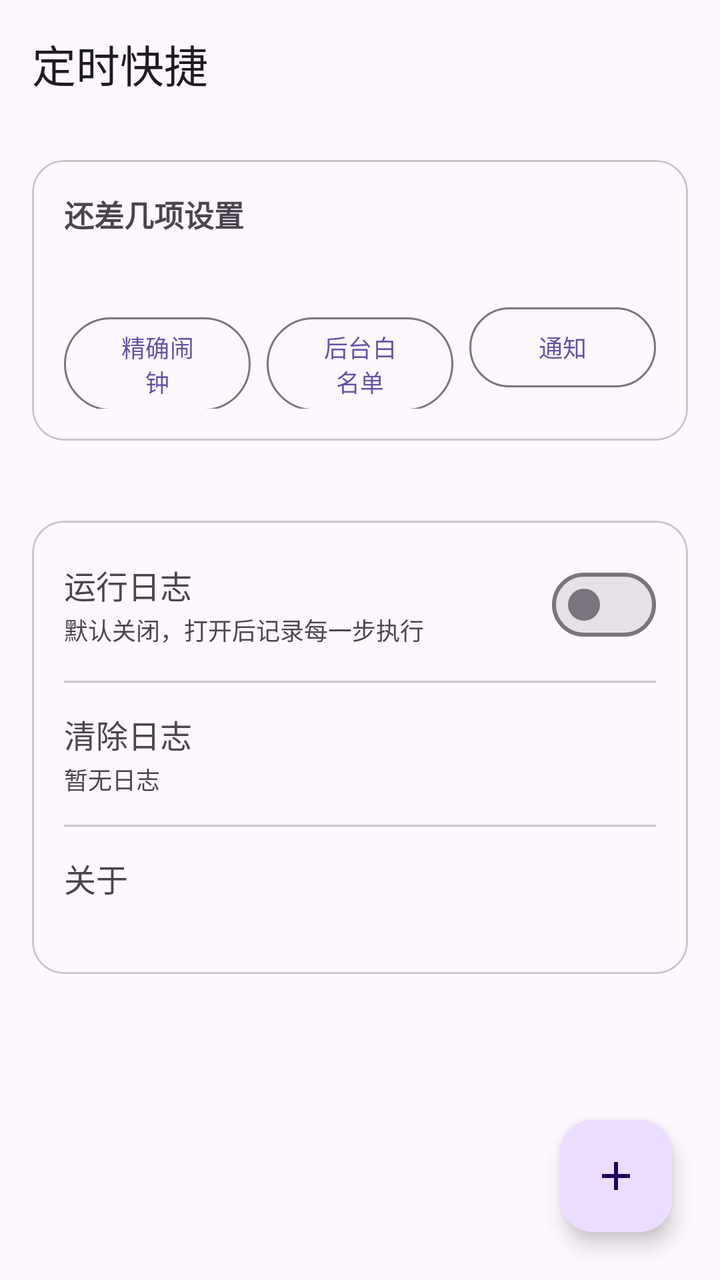
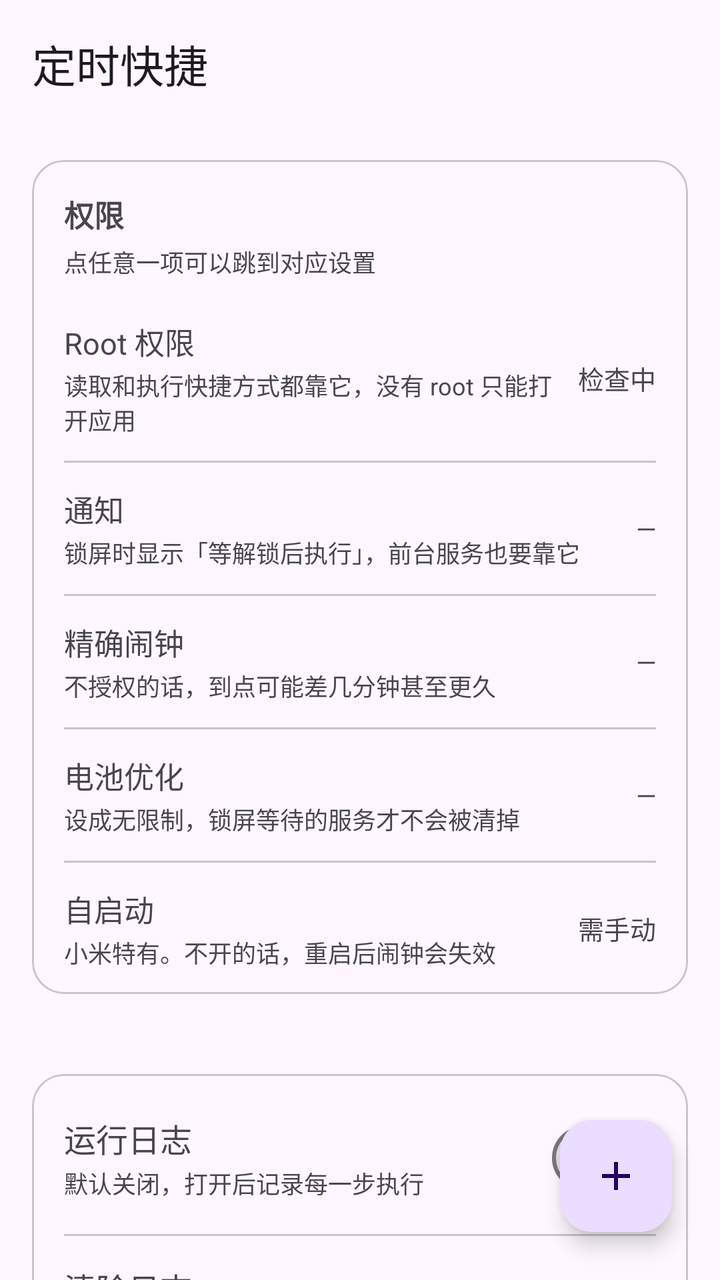

Compare the two renders of this Android layout. The source of the first and the diff that turns it into the second are given below.
<!-- AndroidManifest.xml: application theme Theme.RoutineX -->
<!-- res/layout/activity_main.xml -->
<?xml version="1.0" encoding="utf-8"?>
<androidx.coordinatorlayout.widget.CoordinatorLayout xmlns:android="http://schemas.android.com/apk/res/android"
    xmlns:app="http://schemas.android.com/apk/res-auto"
    android:layout_width="match_parent"
    android:layout_height="match_parent">

    <com.google.android.material.appbar.AppBarLayout
        android:layout_width="match_parent"
        android:layout_height="wrap_content"
        android:fitsSystemWindows="true">

        <com.google.android.material.appbar.MaterialToolbar
            android:id="@+id/toolbar"
            android:layout_width="match_parent"
            android:layout_height="?attr/actionBarSize"
            app:title="@string/app_name" />
    </com.google.android.material.appbar.AppBarLayout>

    <androidx.core.widget.NestedScrollView
        android:layout_width="match_parent"
        android:layout_height="match_parent"
        android:clipToPadding="false"
        app:layout_behavior="@string/appbar_scrolling_view_behavior">

        <LinearLayout
            android:layout_width="match_parent"
            android:layout_height="wrap_content"
            android:orientation="vertical"
            android:padding="16dp">

            <com.google.android.material.card.MaterialCardView
                android:id="@+id/permCard"
                android:layout_width="match_parent"
                android:layout_height="wrap_content"
                android:layout_marginBottom="16dp"
                app:cardCornerRadius="16dp"
                app:cardElevation="0dp"
                app:strokeWidth="1dp">

                <LinearLayout
                    android:layout_width="match_parent"
                    android:layout_height="wrap_content"
                    android:orientation="vertical"
                    android:padding="16dp">

                    <TextView
                        android:layout_width="wrap_content"
                        android:layout_height="wrap_content"
                        android:text="还差几项设置"
                        android:textSize="15sp"
                        android:textStyle="bold" />

                    <TextView
                        android:id="@+id/permText"
                        android:layout_width="match_parent"
                        android:layout_height="wrap_content"
                        android:layout_marginTop="6dp"
                        android:lineSpacingExtra="3dp"
                        android:text=""
                        android:textSize="13sp" />

                    <LinearLayout
                        android:layout_width="match_parent"
                        android:layout_height="wrap_content"
                        android:layout_marginTop="8dp"
                        android:orientation="horizontal">

                        <com.google.android.material.button.MaterialButton
                            android:id="@+id/btnExact"
                            style="@style/Widget.Material3.Button.OutlinedButton"
                            android:layout_width="0dp"
                            android:layout_height="wrap_content"
                            android:layout_weight="1"
                            android:text="精确闹钟"
                            android:textSize="12sp" />

                        <com.google.android.material.button.MaterialButton
                            android:id="@+id/btnBattery"
                            style="@style/Widget.Material3.Button.OutlinedButton"
                            android:layout_width="0dp"
                            android:layout_height="wrap_content"
                            android:layout_weight="1"
                            android:layout_marginStart="8dp"
                            android:text="后台白名单"
                            android:textSize="12sp" />

                        <com.google.android.material.button.MaterialButton
                            android:id="@+id/btnNotif"
                            style="@style/Widget.Material3.Button.OutlinedButton"
                            android:layout_width="0dp"
                            android:layout_height="wrap_content"
                            android:layout_weight="1"
                            android:layout_marginStart="8dp"
                            android:text="通知"
                            android:textSize="12sp" />
                    </LinearLayout>
                </LinearLayout>
            </com.google.android.material.card.MaterialCardView>

            <LinearLayout
                android:id="@+id/listContainer"
                android:layout_width="match_parent"
                android:layout_height="wrap_content"
                android:orientation="vertical" />

            <TextView
                android:id="@+id/emptyTip"
                android:layout_width="match_parent"
                android:layout_height="wrap_content"
                android:gravity="center"
                android:lineSpacingExtra="6dp"
                android:paddingTop="64dp"
                android:paddingBottom="64dp"
                android:text="还没有任务\n点右下角的 + 新建一个"
                android:textSize="14sp"
                android:visibility="gone" />

            <com.google.android.material.card.MaterialCardView
                android:layout_width="match_parent"
                android:layout_height="wrap_content"
                android:layout_marginTop="24dp"
                android:layout_marginBottom="88dp"
                app:cardCornerRadius="16dp"
                app:cardElevation="0dp"
                app:strokeWidth="1dp">

                <LinearLayout
                    android:layout_width="match_parent"
                    android:layout_height="wrap_content"
                    android:orientation="vertical"
                    android:paddingTop="4dp"
                    android:paddingBottom="4dp">

                    <LinearLayout
                        android:id="@+id/rowLog"
                        android:layout_width="match_parent"
                        android:layout_height="wrap_content"
                        android:background="?attr/selectableItemBackground"
                        android:gravity="center_vertical"
                        android:orientation="horizontal"
                        android:paddingStart="16dp"
                        android:paddingTop="14dp"
                        android:paddingEnd="16dp"
                        android:paddingBottom="14dp">

                        <LinearLayout
                            android:layout_width="0dp"
                            android:layout_height="wrap_content"
                            android:layout_weight="1"
                            android:orientation="vertical">

                            <TextView
                                android:layout_width="wrap_content"
                                android:layout_height="wrap_content"
                                android:text="运行日志"
                                android:textSize="16sp" />

                            <TextView
                                android:id="@+id/tvLogSub"
                                android:layout_width="wrap_content"
                                android:layout_height="wrap_content"
                                android:layout_marginTop="2dp"
                                android:text="默认关闭，打开后记录每一步执行"
                                android:textSize="12sp" />
                        </LinearLayout>

                        <com.google.android.material.materialswitch.MaterialSwitch
                            android:id="@+id/swLog"
                            android:layout_width="wrap_content"
                            android:layout_height="wrap_content" />
                    </LinearLayout>

                    <View
                        android:layout_width="match_parent"
                        android:layout_height="1dp"
                        android:layout_marginStart="16dp"
                        android:layout_marginEnd="16dp"
                        android:background="?attr/colorOutlineVariant" />

                    <LinearLayout
                        android:id="@+id/rowClearLog"
                        android:layout_width="match_parent"
                        android:layout_height="wrap_content"
                        android:background="?attr/selectableItemBackground"
                        android:gravity="center_vertical"
                        android:orientation="horizontal"
                        android:paddingStart="16dp"
                        android:paddingTop="14dp"
                        android:paddingEnd="16dp"
                        android:paddingBottom="14dp">

                        <LinearLayout
                            android:layout_width="0dp"
                            android:layout_height="wrap_content"
                            android:layout_weight="1"
                            android:orientation="vertical">

                            <TextView
                                android:layout_width="wrap_content"
                                android:layout_height="wrap_content"
                                android:text="清除日志"
                                android:textSize="16sp" />

                            <TextView
                                android:id="@+id/tvLogSize"
                                android:layout_width="wrap_content"
                                android:layout_height="wrap_content"
                                android:layout_marginTop="2dp"
                                android:text="暂无日志"
                                android:textSize="12sp" />
                        </LinearLayout>
                    </LinearLayout>

                    <View
                        android:layout_width="match_parent"
                        android:layout_height="1dp"
                        android:layout_marginStart="16dp"
                        android:layout_marginEnd="16dp"
                        android:background="?attr/colorOutlineVariant" />

                    <LinearLayout
                        android:id="@+id/rowAbout"
                        android:layout_width="match_parent"
                        android:layout_height="wrap_content"
                        android:background="?attr/selectableItemBackground"
                        android:gravity="center_vertical"
                        android:orientation="horizontal"
                        android:paddingStart="16dp"
                        android:paddingTop="14dp"
                        android:paddingEnd="16dp"
                        android:paddingBottom="14dp">

                        <LinearLayout
                            android:layout_width="0dp"
                            android:layout_height="wrap_content"
                            android:layout_weight="1"
                            android:orientation="vertical">

                            <TextView
                                android:layout_width="wrap_content"
                                android:layout_height="wrap_content"
                                android:text="关于"
                                android:textSize="16sp" />

                            <TextView
                                android:id="@+id/tvAboutSub"
                                android:layout_width="wrap_content"
                                android:layout_height="wrap_content"
                                android:layout_marginTop="2dp"
                                android:text=""
                                android:textSize="12sp" />
                        </LinearLayout>
                    </LinearLayout>
                </LinearLayout>
            </com.google.android.material.card.MaterialCardView>
        </LinearLayout>
    </androidx.core.widget.NestedScrollView>

    <com.google.android.material.floatingactionbutton.FloatingActionButton
        android:id="@+id/fab"
        android:layout_width="wrap_content"
        android:layout_height="wrap_content"
        android:layout_gravity="bottom|end"
        android:layout_margin="24dp"
        android:contentDescription="新建任务"
        android:src="@drawable/ic_add" />

</androidx.coordinatorlayout.widget.CoordinatorLayout>
<!-- resources referenced by this layout -->
<resources>
  <!-- drawable ic_add (drawable) -->
  <?xml version="1.0" encoding="utf-8"?>
  <vector xmlns:android="http://schemas.android.com/apk/res/android"
      android:width="24dp"
      android:height="24dp"
      android:viewportWidth="24"
      android:viewportHeight="24"
      android:tint="?attr/colorOnPrimaryContainer">
      <path
          android:fillColor="#FF000000"
          android:pathData="M19,13h-6v6h-2v-6H5v-2h6V5h2v6h6v2z" />
  </vector>
  <string name="app_name">定时快捷</string>
  <style name="Theme.RoutineX" parent="Theme.Material3.DayNight.NoActionBar">
          <item name="android:statusBarColor">@android:color/transparent</item>
          <item name="android:windowLightStatusBar">true</item>
      </style>
</resources>

<!-- the commit's change to res/layout/activity_main.xml (unified diff, before → after) -->
@@ -40,59 +40,259 @@
                 <LinearLayout
                     android:layout_width="match_parent"
                     android:layout_height="wrap_content"
-                    android:orientation="vertical"
-                    android:padding="16dp">
+                    android:orientation="vertical">
 
                     <TextView
                         android:layout_width="wrap_content"
                         android:layout_height="wrap_content"
-                        android:text="还差几项设置"
+                        android:paddingStart="16dp"
+                        android:paddingTop="16dp"
+                        android:paddingEnd="16dp"
+                        android:text="权限"
                         android:textSize="15sp"
                         android:textStyle="bold" />
 
                     <TextView
-                        android:id="@+id/permText"
-                        android:layout_width="match_parent"
-                        android:layout_height="wrap_content"
-                        android:layout_marginTop="6dp"
-                        android:lineSpacingExtra="3dp"
-                        android:text=""
-                        android:textSize="13sp" />
-
-                    <LinearLayout
-                        android:layout_width="match_parent"
-                        android:layout_height="wrap_content"
-                        android:layout_marginTop="8dp"
-                        android:orientation="horizontal">
-
-                        <com.google.android.material.button.MaterialButton
-                            android:id="@+id/btnExact"
-                            style="@style/Widget.Material3.Button.OutlinedButton"
-                            android:layout_width="0dp"
-                            android:layout_height="wrap_content"
-                            android:layout_weight="1"
-                            android:text="精确闹钟"
-                            android:textSize="12sp" />
-
-                        <com.google.android.material.button.MaterialButton
-                            android:id="@+id/btnBattery"
-                            style="@style/Widget.Material3.Button.OutlinedButton"
-                            android:layout_width="0dp"
-                            android:layout_height="wrap_content"
-                            android:layout_weight="1"
-                            android:layout_marginStart="8dp"
-                            android:text="后台白名单"
-                            android:textSize="12sp" />
-
-                        <com.google.android.material.button.MaterialButton
-                            android:id="@+id/btnNotif"
-                            style="@style/Widget.Material3.Button.OutlinedButton"
-                            android:layout_width="0dp"
-                            android:layout_height="wrap_content"
-                            android:layout_weight="1"
-                            android:layout_marginStart="8dp"
-                            android:text="通知"
-                            android:textSize="12sp" />
+                        android:layout_width="wrap_content"
+                        android:layout_height="wrap_content"
+                        android:paddingStart="16dp"
+                        android:paddingTop="4dp"
+                        android:paddingEnd="16dp"
+                        android:paddingBottom="8dp"
+                        android:text="点任意一项可以跳到对应设置"
+                        android:textSize="12sp" />
+
+                    <LinearLayout
+                        android:id="@+id/rowRoot"
+                        android:layout_width="match_parent"
+                        android:layout_height="wrap_content"
+                        android:background="?attr/selectableItemBackground"
+                        android:gravity="center_vertical"
+                        android:orientation="horizontal"
+                        android:paddingStart="16dp"
+                        android:paddingTop="12dp"
+                        android:paddingEnd="16dp"
+                        android:paddingBottom="12dp">
+
+                        <LinearLayout
+                            android:layout_width="0dp"
+                            android:layout_height="wrap_content"
+                            android:layout_weight="1"
+                            android:orientation="vertical">
+
+                            <TextView
+                                android:layout_width="wrap_content"
+                                android:layout_height="wrap_content"
+                                android:text="Root 权限"
+                                android:textSize="15sp" />
+
+                            <TextView
+                                android:layout_width="wrap_content"
+                                android:layout_height="wrap_content"
+                                android:layout_marginTop="2dp"
+                                android:text="读取和执行快捷方式都靠它，没有 root 只能打开应用"
+                                android:textSize="12sp" />
+                        </LinearLayout>
+
+                        <TextView
+                            android:id="@+id/tvRootState"
+                            android:layout_width="wrap_content"
+                            android:layout_height="wrap_content"
+                            android:layout_marginStart="12dp"
+                            android:text="检查中"
+                            android:textSize="13sp" />
+                    </LinearLayout>
+
+                    <View
+                        android:layout_width="match_parent"
+                        android:layout_height="1dp"
+                        android:layout_marginStart="16dp"
+                        android:layout_marginEnd="16dp"
+                        android:background="?attr/colorOutlineVariant" />
+
+                    <LinearLayout
+                        android:id="@+id/rowNotifPerm"
+                        android:layout_width="match_parent"
+                        android:layout_height="wrap_content"
+                        android:background="?attr/selectableItemBackground"
+                        android:gravity="center_vertical"
+                        android:orientation="horizontal"
+                        android:paddingStart="16dp"
+                        android:paddingTop="12dp"
+                        android:paddingEnd="16dp"
+                        android:paddingBottom="12dp">
+
+                        <LinearLayout
+                            android:layout_width="0dp"
+                            android:layout_height="wrap_content"
+                            android:layout_weight="1"
+                            android:orientation="vertical">
+
+                            <TextView
+                                android:layout_width="wrap_content"
+                                android:layout_height="wrap_content"
+                                android:text="通知"
+                                android:textSize="15sp" />
+
+                            <TextView
+                                android:layout_width="wrap_content"
+                                android:layout_height="wrap_content"
+                                android:layout_marginTop="2dp"
+                                android:text="锁屏时显示「等解锁后执行」，前台服务也要靠它"
+                                android:textSize="12sp" />
+                        </LinearLayout>
+
+                        <TextView
+                            android:id="@+id/tvNotifState"
+                            android:layout_width="wrap_content"
+                            android:layout_height="wrap_content"
+                            android:layout_marginStart="12dp"
+                            android:text="—"
+                            android:textSize="13sp" />
+                    </LinearLayout>
+
+                    <View
+                        android:layout_width="match_parent"
+                        android:layout_height="1dp"
+                        android:layout_marginStart="16dp"
+                        android:layout_marginEnd="16dp"
+                        android:background="?attr/colorOutlineVariant" />
+
+                    <LinearLayout
+                        android:id="@+id/rowExact"
+                        android:layout_width="match_parent"
+                        android:layout_height="wrap_content"
+                        android:background="?attr/selectableItemBackground"
+                        android:gravity="center_vertical"
+                        android:orientation="horizontal"
+                        android:paddingStart="16dp"
+                        android:paddingTop="12dp"
+                        android:paddingEnd="16dp"
+                        android:paddingBottom="12dp">
+
+                        <LinearLayout
+                            android:layout_width="0dp"
+                            android:layout_height="wrap_content"
+                            android:layout_weight="1"
+                            android:orientation="vertical">
+
+                            <TextView
+                                android:layout_width="wrap_content"
+                                android:layout_height="wrap_content"
+                                android:text="精确闹钟"
+                                android:textSize="15sp" />
+
+                            <TextView
+                                android:layout_width="wrap_content"
+                                android:layout_height="wrap_content"
+                                android:layout_marginTop="2dp"
+                                android:text="不授权的话，到点可能差几分钟甚至更久"
+                                android:textSize="12sp" />
+                        </LinearLayout>
+
+                        <TextView
+                            android:id="@+id/tvExactState"
+                            android:layout_width="wrap_content"
+                            android:layout_height="wrap_content"
+                            android:layout_marginStart="12dp"
+                            android:text="—"
+                            android:textSize="13sp" />
+                    </LinearLayout>
+
+                    <View
+                        android:layout_width="match_parent"
+                        android:layout_height="1dp"
+                        android:layout_marginStart="16dp"
+                        android:layout_marginEnd="16dp"
+                        android:background="?attr/colorOutlineVariant" />
+
+                    <LinearLayout
+                        android:id="@+id/rowBattery"
+                        android:layout_width="match_parent"
+                        android:layout_height="wrap_content"
+                        android:background="?attr/selectableItemBackground"
+                        android:gravity="center_vertical"
+                        android:orientation="horizontal"
+                        android:paddingStart="16dp"
+                        android:paddingTop="12dp"
+                        android:paddingEnd="16dp"
+                        android:paddingBottom="12dp">
+
+                        <LinearLayout
+                            android:layout_width="0dp"
+                            android:layout_height="wrap_content"
+                            android:layout_weight="1"
+                            android:orientation="vertical">
+
+                            <TextView
+                                android:layout_width="wrap_content"
+                                android:layout_height="wrap_content"
+                                android:text="电池优化"
+                                android:textSize="15sp" />
+
+                            <TextView
+                                android:layout_width="wrap_content"
+                                android:layout_height="wrap_content"
+                                android:layout_marginTop="2dp"
+                                android:text="设成无限制，锁屏等待的服务才不会被清掉"
+                                android:textSize="12sp" />
+                        </LinearLayout>
+
+                        <TextView
+                            android:id="@+id/tvBatteryState"
+                            android:layout_width="wrap_content"
+                            android:layout_height="wrap_content"
+                            android:layout_marginStart="12dp"
+                            android:text="—"
+                            android:textSize="13sp" />
+                    </LinearLayout>
+
+                    <View
+                        android:layout_width="match_parent"
+                        android:layout_height="1dp"
+                        android:layout_marginStart="16dp"
+                        android:layout_marginEnd="16dp"
+                        android:background="?attr/colorOutlineVariant" />
+
+                    <LinearLayout
+                        android:id="@+id/rowAutoStart"
+                        android:layout_width="match_parent"
+                        android:layout_height="wrap_content"
+                        android:background="?attr/selectableItemBackground"
+                        android:gravity="center_vertical"
+                        android:orientation="horizontal"
+                        android:paddingStart="16dp"
+                        android:paddingTop="12dp"
+                        android:paddingEnd="16dp"
+                        android:paddingBottom="12dp">
+
+                        <LinearLayout
+                            android:layout_width="0dp"
+                            android:layout_height="wrap_content"
+                            android:layout_weight="1"
+                            android:orientation="vertical">
+
+                            <TextView
+                                android:layout_width="wrap_content"
+                                android:layout_height="wrap_content"
+                                android:text="自启动"
+                                android:textSize="15sp" />
+
+                            <TextView
+                                android:layout_width="wrap_content"
+                                android:layout_height="wrap_content"
+                                android:layout_marginTop="2dp"
+                                android:text="小米特有。不开的话，重启后闹钟会失效"
+                                android:textSize="12sp" />
+                        </LinearLayout>
+
+                        <TextView
+                            android:id="@+id/tvAutoState"
+                            android:layout_width="wrap_content"
+                            android:layout_height="wrap_content"
+                            android:layout_marginStart="12dp"
+                            android:text="需手动"
+                            android:textSize="13sp" />
                     </LinearLayout>
                 </LinearLayout>
             </com.google.android.material.card.MaterialCardView>
@@ -109,8 +309,8 @@
                 android:layout_height="wrap_content"
                 android:gravity="center"
                 android:lineSpacingExtra="6dp"
-                android:paddingTop="64dp"
-                android:paddingBottom="64dp"
+                android:paddingTop="48dp"
+                android:paddingBottom="48dp"
                 android:text="还没有任务\n点右下角的 + 新建一个"
                 android:textSize="14sp"
                 android:visibility="gone" />
